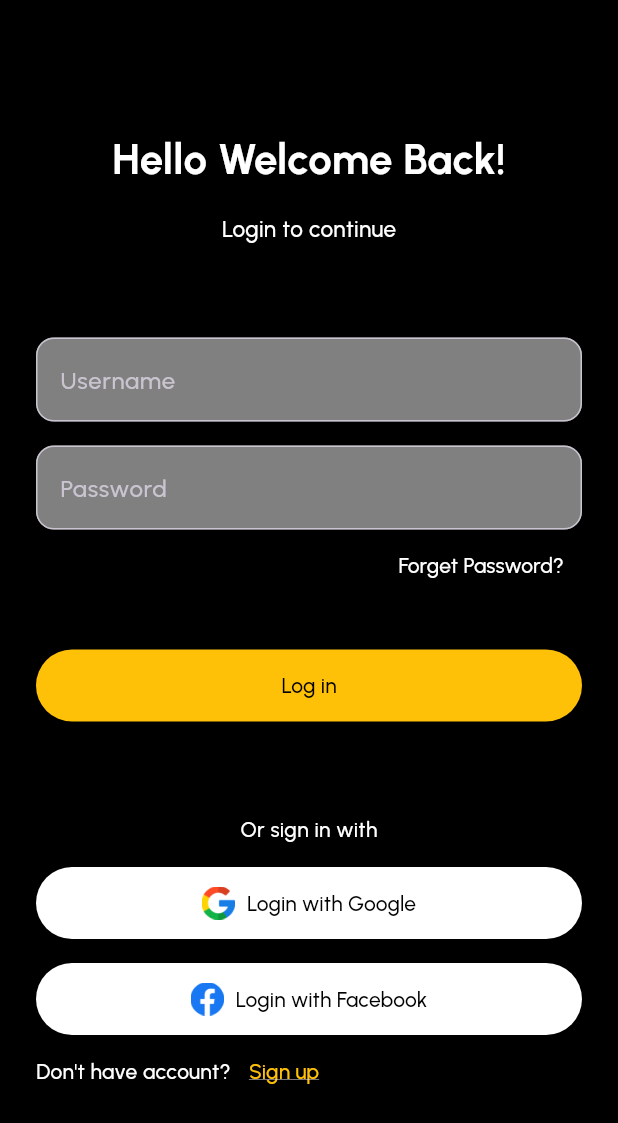
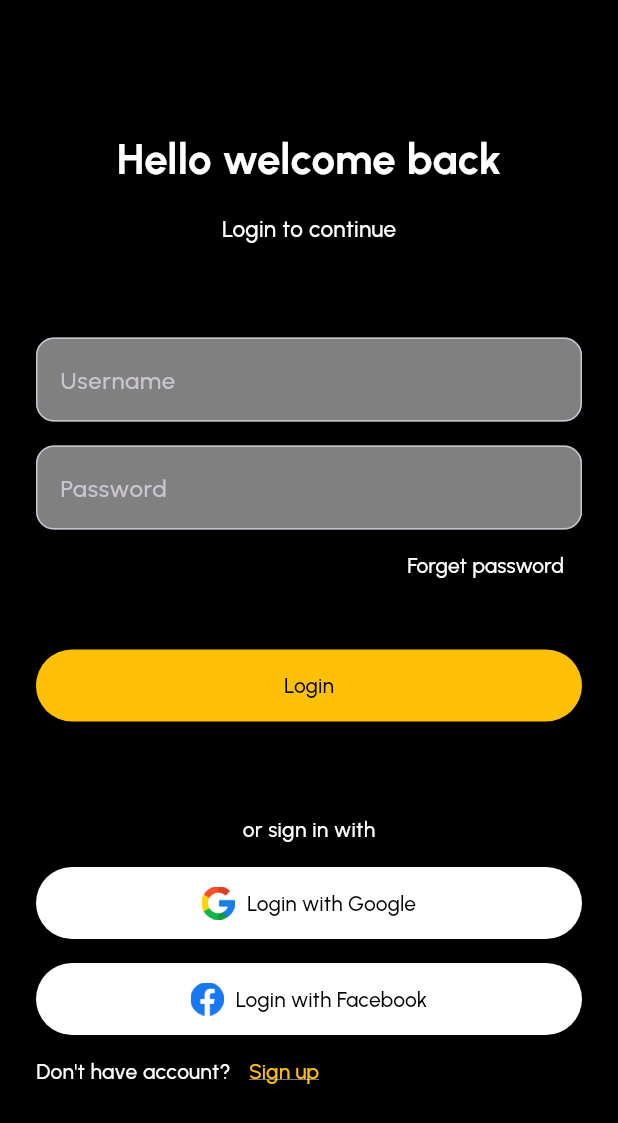
Before and after one commit to rhitverse/flutter, a Flutter app: the screen it shows after launch, on a phone screen of 412 x 824 dp. Shown: the top 1123 px of the screen. Run offline on Flutter 3.47's test engine with Material 3 defaults, Android fonts, the light colour scheme and no system bars; our stand-ins replace flutter_svg.

Commit message:
flutter9

```diff
--- a/lib/config/app_icon.dart
+++ b/lib/config/app_icon.dart
@@ -1,3 +1,14 @@
 class AppIcon {
-  static const _png = 'assets/images/';
+  static const _png = 'assets/image/';
+  static const _svg = 'assets/svg/';
+
+  static const icFacebook = '${_png}facebook.png';
+  static const icGoogle = '${_png}google.png';
+
+  static const icLocation = '${_svg}ic_location.svg';
+  static const icHome = '${_svg}ic_home.svg';
+  static const icFavorite = '${_svg}ic_fav.svg';
+  static const icAdd = '${_svg}ic_add.svg';
+  static const icMessage = '${_svg}ic_sms.svg';
+  static const icUser = '${_svg}ic_user.svg';
 }
--- a/lib/config/app_routes.dart
+++ b/lib/config/app_routes.dart
@@ -12,7 +12,7 @@ class AppRoutes {
   };
 
   static const login = '/';
-  static const home = '/';
-  static const main = '/';
-  static const editprofile = '/';
+  static const home = '/home';
+  static const main = '/main';
+  static const editprofile = '/edit_profile';
 }
--- a/lib/pages/login_page.dart
+++ b/lib/pages/login_page.dart
@@ -1,3 +1,6 @@
+import 'package:coading/config/app_icon.dart';
+import 'package:coading/config/app_routes.dart';
+import 'package:coading/config/app_strings.dart';
 import 'package:flutter/material.dart';
 
 class LoginPage extends StatelessWidget {
@@ -14,7 +17,7 @@ class LoginPage extends StatelessWidget {
               children: [
                 Spacer(),
                 Text(
-                  "Hello Welcome Back!",
+                  AppStrings.helloWelcome,
                   style: TextStyle(
                     color: Colors.white,
                     fontSize: 28,
@@ -24,13 +27,13 @@ class LoginPage extends StatelessWidget {
                 ),
                 SizedBox(height: 16),
                 Text(
-                  "Login to continue",
+                  AppStrings.loginToContinue,
                   style: TextStyle(color: Colors.white, fontSize: 15),
                 ),
                 Spacer(),
                 TextField(
                   decoration: InputDecoration(
-                    hintText: "Username",
+                    hintText: AppStrings.username,
                     border: OutlineInputBorder(
                       borderRadius: BorderRadius.all(Radius.circular(12)),
                     ),
@@ -41,7 +44,7 @@ class LoginPage extends StatelessWidget {
                 SizedBox(height: 16),
                 TextField(
                   decoration: InputDecoration(
-                    hintText: "Password",
+                    hintText: AppStrings.password,
                     border: OutlineInputBorder(
                       borderRadius: BorderRadius.all(Radius.circular(12)),
                     ),
@@ -56,7 +59,7 @@ class LoginPage extends StatelessWidget {
                       print("Clicked");
                     },
                     style: TextButton.styleFrom(foregroundColor: Colors.white),
-                    child: Text("Forget Password?"),
+                    child: Text(AppStrings.forgetPassword),
                   ),
                 ),
                 SizedBox(height: 32),
@@ -65,17 +68,22 @@ class LoginPage extends StatelessWidget {
                   height: 48,
                   child: ElevatedButton(
                     onPressed: () {
-                      Navigator.of(context).pushReplacementNamed('/main');
+                      Navigator.of(
+                        context,
+                      ).pushReplacementNamed(AppRoutes.main);
                     },
                     style: ElevatedButton.styleFrom(
                       backgroundColor: Colors.amber,
                       foregroundColor: Colors.black,
                     ),
-                    child: Text("Log in"),
+                    child: Text(AppStrings.login),
                   ),
                 ),
                 Spacer(),
-                Text("Or sign in with", style: TextStyle(color: Colors.white)),
+                Text(
+                  AppStrings.orSignInWith,
+                  style: TextStyle(color: Colors.white),
+                ),
                 SizedBox(height: 15),
                 SizedBox(
                   height: 48,
@@ -93,11 +101,7 @@ class LoginPage extends StatelessWidget {
                     child: Row(
                       mainAxisAlignment: MainAxisAlignment.center,
                       children: [
-                        Image.asset(
-                          "assets/image/google.png",
-                          width: 22,
-                          height: 22,
-                        ),
+                        Image.asset(AppIcon.icGoogle, width: 22, height: 22),
                         SizedBox(width: 8),
                         Text("Login with Google"),
                       ],
@@ -121,11 +125,7 @@ class LoginPage extends StatelessWidget {
                     child: Row(
                       mainAxisAlignment: MainAxisAlignment.center,
                       children: [
-                        Image.asset(
-                          "assets/image/facebook.png",
-                          width: 22,
-                          height: 22,
-                        ),
+                        Image.asset(AppIcon.icFacebook, width: 22, height: 22),
                         SizedBox(width: 8),
                         Text("Login with Facebook"),
                       ],
```
